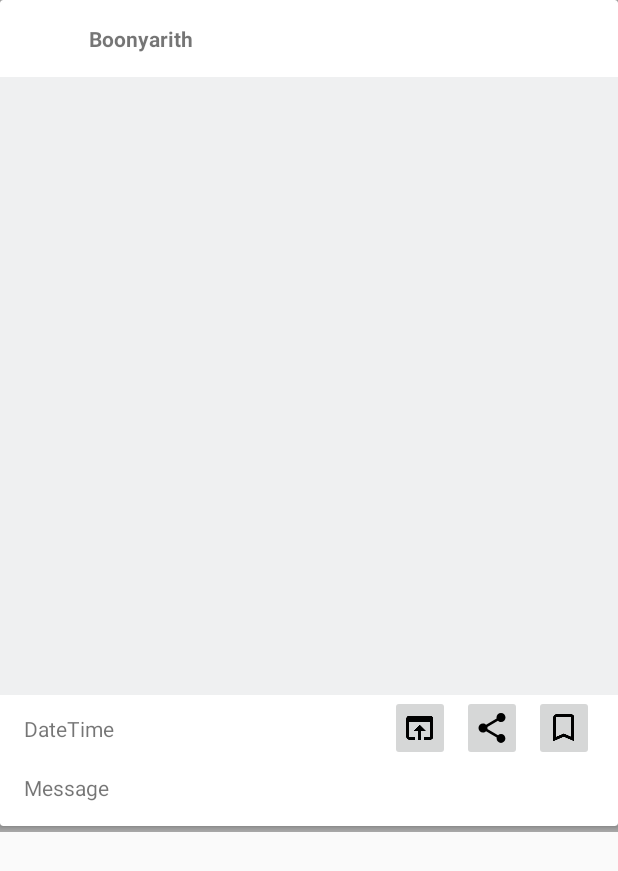
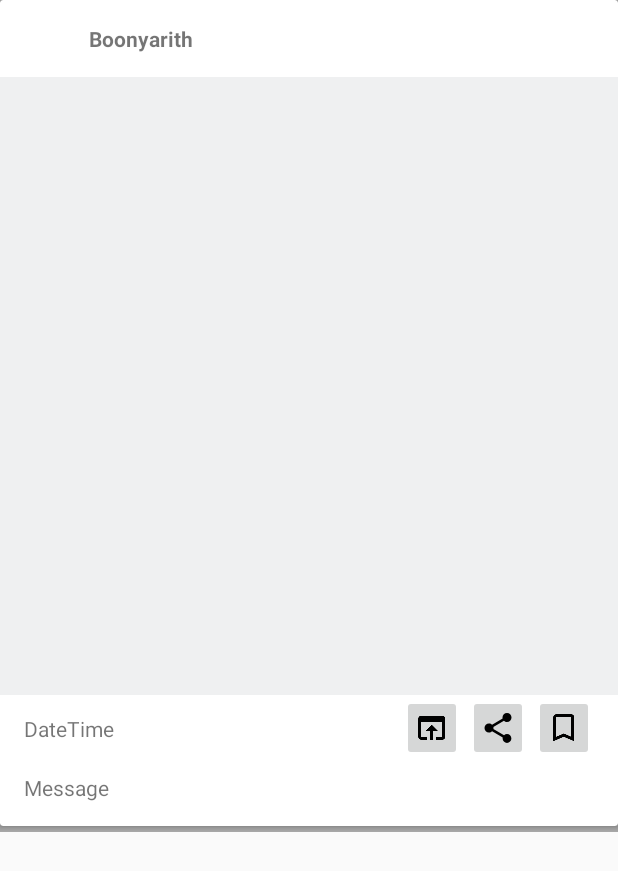
Before and after one commit to chin8628/final_project_android, an Android app: the layout facebook_layout.xml on its own in the app's theme, with its tools: preview values and no code run, on a phone screen of 412 x 824 dp. Shown: the top 871 px of the screen. Run offline under Robolectric (Android 15) with nearby library versions, the phone set to English and light mode, and no system bars.

Commit message:
Share link to social

```diff
--- a/app/src/main/java/kmitl/fina/boonyarith58070077/bnk48feed/MainActivity.java
+++ b/app/src/main/java/kmitl/fina/boonyarith58070077/bnk48feed/MainActivity.java
@@ -12,9 +12,6 @@ import android.support.v7.app.AppCompatActivity;
 import android.support.v7.widget.Toolbar;
 import android.view.Menu;
 import android.view.MenuItem;
-
-import java.util.ArrayList;
-import java.util.List;
 
 import kmitl.fina.boonyarith58070077.bnk48feed.api.FacebookApi;
 import kmitl.fina.boonyarith58070077.bnk48feed.model.DisplayModel;
--- a/app/src/main/res/layout/facebook_layout.xml
+++ b/app/src/main/res/layout/facebook_layout.xml
@@ -2,11 +2,13 @@
 <android.support.constraint.ConstraintLayout xmlns:android="http://schemas.android.com/apk/res/android"
     xmlns:app="http://schemas.android.com/apk/res-auto"
     xmlns:tools="http://schemas.android.com/tools"
+    android:id="@+id/facebook_layout"
     android:layout_width="match_parent"
     android:layout_height="wrap_content"
     android:background="#AAA">
 
     <android.support.v7.widget.CardView
+        android:id="@+id/facebook_card"
         android:layout_width="match_parent"
         android:layout_height="wrap_content"
         android:layout_marginBottom="4dp"
@@ -16,6 +18,7 @@
         app:layout_constraintStart_toStartOf="parent">
 
         <android.support.constraint.ConstraintLayout
+            android:id="@+id/container"
             android:layout_width="match_parent"
             android:layout_height="match_parent">
 
@@ -83,7 +86,7 @@
                 app:layout_constraintTop_toBottomOf="@id/imageView">
 
                 <ImageButton
-                    android:id="@+id/bookmark"
+                    android:id="@+id/bookmarkBtn"
                     android:layout_width="wrap_content"
                     android:layout_height="0dp"
                     android:layout_marginEnd="16dp"
@@ -95,16 +98,28 @@
                     app:srcCompat="@mipmap/ic_bookmark_border_black_24dp" />
 
                 <ImageButton
-                    android:id="@+id/imageButton2"
+                    android:id="@+id/shareBtn"
                     android:layout_width="wrap_content"
                     android:layout_height="wrap_content"
-                    android:layout_marginEnd="8dp"
+                    android:layout_marginEnd="4dp"
                     android:paddingLeft="8dp"
                     android:paddingRight="8dp"
                     app:layout_constraintBottom_toBottomOf="parent"
-                    app:layout_constraintEnd_toStartOf="@+id/bookmark"
+                    app:layout_constraintEnd_toStartOf="@+id/bookmarkBtn"
                     app:layout_constraintTop_toTopOf="parent"
                     app:srcCompat="@drawable/ic_menu_share" />
+
+                <ImageButton
+                    android:id="@+id/browserBtn"
+                    android:layout_width="wrap_content"
+                    android:layout_height="wrap_content"
+                    android:layout_marginEnd="4dp"
+                    android:paddingLeft="8dp"
+                    android:paddingRight="8dp"
+                    app:layout_constraintBottom_toBottomOf="parent"
+                    app:layout_constraintEnd_toStartOf="@+id/shareBtn"
+                    app:layout_constraintTop_toTopOf="parent"
+                    app:srcCompat="@mipmap/ic_open_in_browser_black_24dp" />
 
                 <TextView
                     android:id="@+id/time"
@@ -118,17 +133,6 @@
                     app:layout_constraintTop_toTopOf="parent"
                     tools:text="DateTime" />
 
-                <ImageButton
-                    android:id="@+id/imageButton"
-                    android:layout_width="wrap_content"
-                    android:layout_height="wrap_content"
-                    android:layout_marginEnd="8dp"
-                    android:paddingLeft="8dp"
-                    android:paddingRight="8dp"
-                    app:layout_constraintBottom_toBottomOf="parent"
-                    app:layout_constraintEnd_toStartOf="@+id/imageButton2"
-                    app:layout_constraintTop_toTopOf="parent"
-                    app:srcCompat="@mipmap/ic_open_in_browser_black_24dp" />
             </android.support.constraint.ConstraintLayout>
 
             <TextView
```
Also changed, not shown: app/src/main/java/kmitl/fina/boonyarith58070077/bnk48feed/PostAdapter.java (+35 -7 lines).
